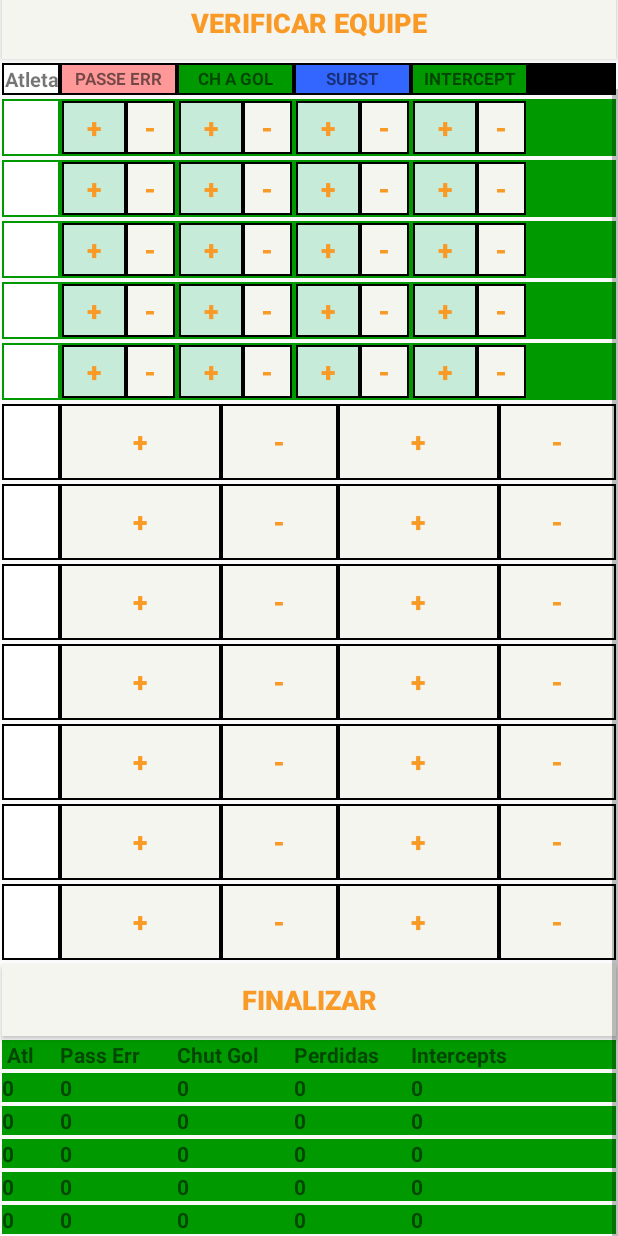
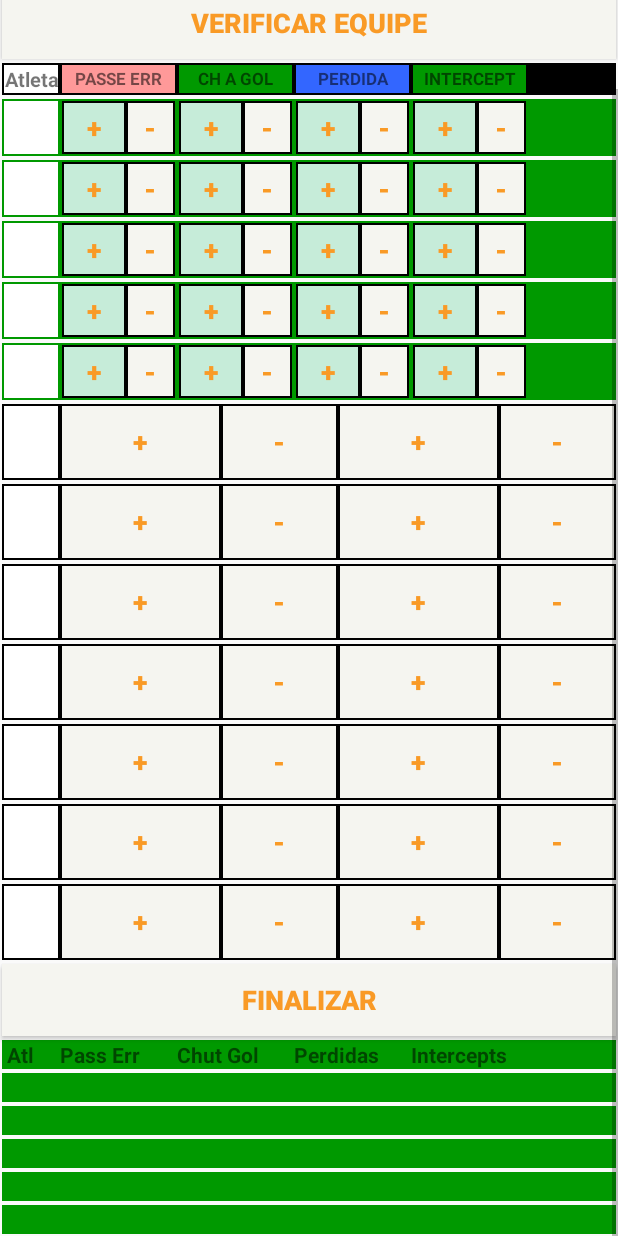
Before and after one commit to PauloLara/appTecnico, an Android app: the AcoesFutsal screen opened directly, with no data from a screen before it, scrolled down 64 dp, on a phone screen of 412 x 824 dp. Run offline under Robolectric (Android 15) with nearby library versions, the phone set to English and light mode, and no system bars.

Commit message:
todos eventos sendo cadastrados no banco pelo volley. todos botões futsal já funcionando

```diff
--- a/app/src/main/res/layout/activity_acoes_futsal.xml
+++ b/app/src/main/res/layout/activity_acoes_futsal.xml
@@ -77,7 +77,7 @@
         <TextView
             android:layout_width="wrap_content"
             android:layout_height="match_parent"
-            android:text="SUBST"
+            android:text="PERDIDA"
             android:layout_margin="1dp"
             android:background="#3366ff"
             android:gravity="center"
@@ -167,6 +167,7 @@
                 android:layout_weight="1"
                 android:background="#c6ecd9"
                 android:text=" + "
+                android:onClick="maisChutesGoleiro"
                 android:textColor="@color/colorPrimary"
                 android:textSize="18dp"
                 android:textStyle="bold"
@@ -180,6 +181,7 @@
                 android:layout_centerHorizontal="true"
                 android:background="#f5f5f0"
                 android:text=" - "
+                android:onClick="menosChutesGoleiro"
                 android:textColor="@color/colorPrimary"
                 android:textSize="18dp"
                 android:textStyle="bold"
@@ -201,6 +203,7 @@
                 android:layout_weight="1"
                 android:background="#c6ecd9"
                 android:text=" + "
+                android:onClick="maisPerdidasGoleiro"
                 android:textColor="@color/colorPrimary"
                 android:textSize="18dp"
                 android:textStyle="bold"
@@ -214,6 +217,7 @@
                 android:layout_centerHorizontal="true"
                 android:background="#f5f5f0"
                 android:text=" - "
+                android:onClick="menosPerdidasGoleiro"
                 android:textColor="@color/colorPrimary"
                 android:textSize="18dp"
                 android:textStyle="bold"
@@ -235,6 +239,7 @@
                 android:layout_weight="1"
                 android:background="#c6ecd9"
                 android:text=" + "
+                android:onClick="maisInterceptGoleiro"
                 android:textColor="@color/colorPrimary"
                 android:textSize="18dp"
                 android:textStyle="bold"
@@ -248,6 +253,7 @@
                 android:layout_centerHorizontal="true"
                 android:background="#f5f5f0"
                 android:text=" - "
+                android:onClick="menosInterceptGoleiro"
                 android:textColor="@color/colorPrimary"
                 android:textSize="18dp"
                 android:textStyle="bold"
@@ -327,6 +333,7 @@
                 android:layout_weight="1"
                 android:background="#c6ecd9"
                 android:text=" + "
+                android:onClick="maisChutesFixo"
                 android:textColor="@color/colorPrimary"
                 android:textSize="18dp"
                 android:textStyle="bold"
@@ -340,6 +347,7 @@
                 android:layout_centerHorizontal="true"
                 android:background="#f5f5f0"
                 android:text=" - "
+                android:onClick="menosChutesFixo"
                 android:textColor="@color/colorPrimary"
                 android:textSize="18dp"
                 android:textStyle="bold"
@@ -361,6 +369,7 @@
                 android:layout_weight="1"
                 android:background="#c6ecd9"
                 android:text=" + "
+                android:onClick="maisPerdidasFixo"
                 android:textColor="@color/colorPrimary"
                 android:textSize="18dp"
                 android:textStyle="bold"
@@ -374,6 +383,7 @@
                 android:layout_centerHorizontal="true"
                 android:background="#f5f5f0"
                 android:text=" - "
+                android:onClick="menosPerdidasFixo"
                 android:textColor="@color/colorPrimary"
                 android:textSize="18dp"
                 android:textStyle="bold"
@@ -395,6 +405,7 @@
                 android:layout_weight="1"
                 android:background="#c6ecd9"
                 android:text=" + "
+                android:onClick="maisInterceptFixo"
                 android:textColor="@color/colorPrimary"
                 android:textSize="18dp"
                 android:textStyle="bold"
@@ -408,6 +419,7 @@
                 android:layout_centerHorizontal="true"
                 android:background="#f5f5f0"
                 android:text=" - "
+                android:onClick="menosInterceptFixo"
                 android:textColor="@color/colorPrimary"
                 android:textSize="18dp"
                 android:textStyle="bold"
@@ -449,6 +461,7 @@
                 android:layout_weight="1"
                 android:background="#c6ecd9"
                 android:text=" + "
+                android:onClick="maisPasserAlaEsq"
                 android:textColor="@color/colorPrimary"
                 android:textSize="18dp"
                 android:textStyle="bold"
@@ -462,6 +475,7 @@
                 android:layout_centerHorizontal="true"
                 android:background="#f5f5f0"
                 android:text=" - "
+                android:onClick="menosPasserAlaEsq"
                 android:textColor="@color/colorPrimary"
                 android:textSize="18dp"
                 android:textStyle="bold"
@@ -483,6 +497,7 @@
                 android:layout_weight="1"
                 android:background="#c6ecd9"
                 android:text=" + "
+                android:onClick="maisChutesAlaEsq"
                 android:textColor="@color/colorPrimary"
                 android:textSize="18dp"
                 android:textStyle="bold"
@@ -496,6 +511,7 @@
                 android:layout_centerHorizontal="true"
                 android:background="#f5f5f0"
                 android:text=" - "
+                android:onClick="menosChutesAlaEsq"
                 android:textColor="@color/colorPrimary"
                 android:textSize="18dp"
                 android:textStyle="bold"
@@ -517,6 +533,7 @@
                 android:layout_weight="1"
                 android:background="#c6ecd9"
                 android:text=" + "
+                android:onClick="maisPerdidasAlaEsq"
                 android:textColor="@color/colorPrimary"
                 android:textSize="18dp"
                 android:textStyle="bold"
@@ -530,6 +547,7 @@
                 android:layout_centerHorizontal="true"
                 android:background="#f5f5f0"
                 android:text=" - "
+                android:onClick="menosPerdidasAlaEsq"
                 android:textColor="@color/colorPrimary"
                 android:textSize="18dp"
                 android:textStyle="bold"
@@ -551,6 +569,7 @@
                 android:layout_weight="1"
                 android:background="#c6ecd9"
                 android:text=" + "
+                android:onClick="maisInterceptAlaEsq"
                 android:textColor="@color/colorPrimary"
                 android:textSize="18dp"
                 android:textStyle="bold"
@@ -564,6 +583,7 @@
                 android:layout_centerHorizontal="true"
                 android:background="#f5f5f0"
                 android:text=" - "
+                android:onClick="menosInterceptAlaEsq"
                 android:textColor="@color/colorPrimary"
                 android:textSize="18dp"
                 android:textStyle="bold"
@@ -605,6 +625,7 @@
                 android:layout_weight="1"
                 android:background="#c6ecd9"
                 android:text=" + "
+                android:onClick="maisPasserAlaDir"
                 android:textColor="@color/colorPrimary"
                 android:textSize="18dp"
                 android:textStyle="bold"
@@ -618,6 +639,7 @@
                 android:layout_centerHorizontal="true"
                 android:background="#f5f5f0"
                 android:text=" - "
+                android:onClick="menosPasserAlaDir"
                 android:textColor="@color/colorPrimary"
                 android:textSize="18dp"
                 android:textStyle="bold"
@@ -639,6 +661,7 @@
                 android:layout_weight="1"
                 android:background="#c6ecd9"
                 android:text=" + "
+                android:onClick="maisChutesAlaDir"
                 android:textColor="@color/colorPrimary"
                 android:textSize="18dp"
                 android:textStyle="bold"
@@ -652,6 +675,7 @@
                 android:layout_centerHorizontal="true"
                 android:background="#f5f5f0"
                 android:text=" - "
+                android:onClick="menosPasserAlaDir"
                 android:textColor="@color/colorPrimary"
                 android:textSize="18dp"
                 android:textStyle="bold"
@@ -673,6 +697,7 @@
                 android:layout_weight="1"
                 android:background="#c6ecd9"
                 android:text=" + "
+                android:onClick="maisPerdidasAlaDir"
                 android:textColor="@color/colorPrimary"
                 android:textSize="18dp"
                 android:textStyle="bold"
@@ -686,6 +711,7 @@
                 android:layout_centerHorizontal="true"
                 android:background="#f5f5f0"
                 android:text=" - "
+                android:onClick="menosPerdidasAlaDir"
                 android:textColor="@color/colorPrimary"
                 android:textSize="18dp"
                 android:textStyle="bold"
@@ -707,6 +733,7 @@
                 android:layout_weight="1"
                 android:background="#c6ecd9"
                 android:text=" + "
+                android:onClick="maisInterceptAlaDir"
                 android:textColor="@color/colorPrimary"
                 android:textSize="18dp"
                 android:textStyle="bold"
@@ -720,6 +747,7 @@
                 android:layout_centerHorizontal="true"
                 android:background="#f5f5f0"
                 android:text=" - "
+                android:onClick="menosInterceptAlaDir"
                 android:textColor="@color/colorPrimary"
                 android:textSize="18dp"
                 android:textStyle="bold"
@@ -761,6 +789,7 @@
                 android:layout_weight="1"
                 android:background="#c6ecd9"
                 android:text=" + "
+                android:onClick="maisPasserPivo"
                 android:textColor="@color/colorPrimary"
                 android:textSize="18dp"
                 android:textStyle="bold"
@@ -774,6 +803,7 @@
                 android:layout_centerHorizontal="true"
                 android:background="#f5f5f0"
                 android:text=" - "
+                android:onClick="menosPasserPivo"
                 android:textColor="@color/colorPrimary"
                 android:textSize="18dp"
                 android:textStyle="bold"
@@ -795,6 +825,7 @@
                 android:layout_weight="1"
                 android:background="#c6ecd9"
                 android:text=" + "
+                android:onClick="maisChutesPivo"
                 android:textColor="@color/colorPrimary"
                 android:textSize="18dp"
                 android:textStyle="bold"
@@ -808,6 +839,7 @@
                 android:layout_centerHorizontal="true"
                 android:background="#f5f5f0"
                 android:text=" - "
+                android:onClick="menosChutesPivo"
                 android:textColor="@color/colorPrimary"
                 android:textSize="18dp"
                 android:textStyle="bold"
@@ -829,6 +861,7 @@
                 android:layout_weight="1"
                 android:background="#c6ecd9"
                 android:text=" + "
+                android:onClick="maisPerdidasPivo"
                 android:textColor="@color/colorPrimary"
                 android:textSize="18dp"
                 android:textStyle="bold"
@@ -842,6 +875,7 @@
                 android:layout_centerHorizontal="true"
                 android:background="#f5f5f0"
                 android:text=" - "
+                android:onClick="menosPerdidasPivo"
                 android:textColor="@color/colorPrimary"
                 android:textSize="18dp"
                 android:textStyle="bold"
@@ -863,6 +897,7 @@
                 android:layout_weight="1"
                 android:background="#c6ecd9"
                 android:text=" + "
+                android:onClick="maisInterceptPivo"
                 android:textColor="@color/colorPrimary"
                 android:textSize="18dp"
                 android:textStyle="bold"
@@ -876,6 +911,7 @@
                 android:layout_centerHorizontal="true"
                 android:background="#f5f5f0"
                 android:text=" - "
+                android:onClick="menosInterceptPivo"
                 android:textColor="@color/colorPrimary"
                 android:textSize="18dp"
                 android:textStyle="bold"
@@ -1033,6 +1069,8 @@
 
     </TableRow>
 
+
+    <!-- ************  LINHA DO ALA ESQUERDA RESERVA DA TABELA DE CIMA ******************************************************************-->
     <TableRow
         android:background="#000000"
         android:layout_width="fill_parent"
@@ -1107,6 +1145,7 @@
 
     </TableRow>
 
+    <!-- ************  LINHA DO ALA DIREITA RESERVA DA TABELA DE CIMA ******************************************************************-->
     <TableRow
         android:background="#000000"
         android:layout_width="fill_parent"
@@ -1181,6 +1220,7 @@
 
     </TableRow>
 
+    <!-- ************  LINHA DO PIVO RESERVA TABELA DE CIMA ******************************************************************-->
     <TableRow
         android:background="#000000"
         android:layout_width="fill_parent"
@@ -1255,6 +1295,8 @@
 
     </TableRow>
 
+
+    <!-- ************  LINHA DO RESERVA DO RESERVA DO GOLEIRO TABELA DE CIMA ******************************************************************-->
     <TableRow
         android:background="#000000"
         android:layout_width="fill_parent"
@@ -1329,6 +1371,8 @@
 
     </TableRow>
 
+
+    <!-- ************  LINHA DO JOGADOR EXTRA TABELA DE CIMA ******************************************************************-->
     <TableRow
         android:background="#000000"
         android:layout_width="fill_parent"
@@ -1403,7 +1447,7 @@
 
     </TableRow>
 
-
+<!-- ************  BOTÃO FINALIZAR ******************************************************************-->
 
     <Button
         android:id="@+id/finalizar"
@@ -1418,6 +1462,8 @@
         android:textStyle="bold"
         tools:ignore="DuplicateIds" />
 
+
+    <!-- ************  CABEÇALHO DA TABELA DE BAIXO ******************************************************************-->
     <TableRow
         android:background="#009900"
         android:layout_width="fill_parent"
@@ -1467,6 +1513,8 @@
 
     </TableRow>
 
+
+    <!-- ************  LINHA DAS AÇÕES DO GOLEIRO DA TABELA DE BAIXO ******************************************************************-->
     <TableRow
         android:background="#009900"
         android:layout_width="fill_parent"
@@ -1478,7 +1526,7 @@
             android:id="@+id/atleta_goleiro"
             android:layout_width="wrap_content"
             android:layout_height="wrap_content"
-            android:text="0"
+            android:text=""
             android:textStyle="bold"
             android:textSize="14sp" />
 
@@ -1486,7 +1534,7 @@
             android:id="@+id/passer_goleiro"
             android:layout_width="wrap_content"
             android:layout_height="wrap_content"
-            android:text="0"
+            android:text=""
             android:textStyle="bold"
             android:textSize="14sp" />
 
@@ -1494,7 +1542,7 @@
             android:id="@+id/chuteg_goleiro"
             android:layout_width="wrap_content"
             android:layout_height="wrap_content"
-            android:text="0"
+            android:text=""
             android:textStyle="bold"
             android:textSize="14sp" />
 
@@ -1502,7 +1550,7 @@
             android:id="@+id/perdida_goleiro"
             android:layout_width="wrap_content"
             android:layout_height="wrap_content"
-            android:text="0"
+            android:text=""
             android:textStyle="bold"
             android:textSize="14sp" />
 
@@ -1510,12 +1558,14 @@
             android:id="@+id/intercep_goleiro"
             android:layout_width="wrap_content"
             android:layout_height="wrap_content"
-            android:text="0"
-            android:textStyle="bold"
-            android:textSize="14sp" />
-
-    </TableRow>
-
+            android:text=""
+            android:textStyle="bold"
+            android:textSize="14sp" />
+
+    </TableRow>
+
+
+    <!-- ************  LINHA DAS AÇÕES DO FIXO DA TABELA DE BAIXO ******************************************************************-->
     <TableRow
         android:background="#009900"
         android:layout_width="fill_parent"
@@ -1527,7 +1577,7 @@
             android:id="@+id/atleta_fixo"
             android:layout_width="wrap_content"
             android:layout_height="wrap_content"
-            android:text="0"
+            android:text=""
             android:textStyle="bold"
             android:textSize="14sp" />
 
@@ -1535,7 +1585,7 @@
             android:id="@+id/passer_fixo"
             android:layout_width="wrap_content"
             android:layout_height="wrap_content"
-            android:text="0"
+            android:text=""
             android:textStyle="bold"
             android:textSize="14sp" />
 
@@ -1543,7 +1593,7 @@
             android:id="@+id/chuteg_fixo"
             android:layout_width="wrap_content"
             android:layout_height="wrap_content"
-            android:text="0"
+            android:text=""
             android:textStyle="bold"
             android:textSize="14sp" />
 
@@ -1551,7 +1601,7 @@
             android:id="@+id/perdida_fixo"
             android:layout_width="wrap_content"
             android:layout_height="wrap_content"
-            android:text="0"
+            android:text=""
             android:textStyle="bold"
             android:textSize="14sp" />
 
@@ -1559,12 +1609,14 @@
             android:id="@+id/intercep_fixo"
             android:layout_width="wrap_content"
             android:layout_height="wrap_content"
-            android:text="0"
-            android:textStyle="bold"
-            android:textSize="14sp" />
-
-    </TableRow>
-
+            android:text=""
+            android:textStyle="bold"
+            android:textSize="14sp" />
+
+    </TableRow>
+
+
+    <!-- ************  LINHA DAS AÇÕES DO ALA ESQUERDO DA TABELA DE BAIXO ******************************************************************-->
     <TableRow
         android:background="#009900"
         android:layout_width="fill_parent"
@@ -1576,7 +1628,7 @@
             android:id="@+id/atleta_alaesq"
             android:layout_width="wrap_content"
             android:layout_height="wrap_content"
-            android:text="0"
+            android:text=""
             android:textStyle="bold"
             android:textSize="14sp" />
 
@@ -1584,7 +1636,7 @@
             android:id="@+id/passer_alaesq"
             android:layout_width="wrap_content"
             android:layout_height="wrap_content"
-            android:text="0"
+            android:text=""
             android:textStyle="bold"
             android:textSize="14sp" />
 
@@ -1592,7 +1644,7 @@
             android:id="@+id/chuteg_alaesq"
             android:layout_width="wrap_content"
             android:layout_height="wrap_content"
-            android:text="0"
+            android:text=""
             android:textStyle="bold"
             android:textSize="14sp" />
 
@@ -1600,7 +1652,7 @@
             android:id="@+id/perdida_alaesq"
             android:layout_width="wrap_content"
             android:layout_height="wrap_content"
-            android:text="0"
+            android:text=""
             android:textStyle="bold"
             android:textSize="14sp" />
 
@@ -1608,12 +1660,14 @@
             android:id="@+id/intercep_alaesq"
             android:layout_width="wrap_content"
             android:layout_height="wrap_content"
-            android:text="0"
-            android:textStyle="bold"
-            android:textSize="14sp" />
-
-    </TableRow>
-
+            android:text=""
+            android:textStyle="bold"
+            android:textSize="14sp" />
+
+    </TableRow>
+
+
+    <!-- ************  LINHA DAS AÇÕES DO ALA DIREITO DA TABELA DE BAIXO ******************************************************************-->
     <TableRow
         android:background="#009900"
         android:layout_width="fill_parent"
@@ -1625,7 +1679,7 @@
             android:id="@+id/atleta_aladir"
             android:layout_width="wrap_content"
             android:layout_height="wrap_content"
-            android:text="0"
+            android:text=""
             android:textStyle="bold"
             android:textSize="14sp" />
 
@@ -1633,7 +1687,7 @@
             android:id="@+id/passer_aladir"
             android:layout_width="wrap_content"
             android:layout_height="wrap_content"
-            android:text="0"
+            android:text=""
             android:textStyle="bold"
             android:textSize="14sp" />
 
@@ -1641,7 +1695,7 @@
             android:id="@+id/chuteg_aladir"
             android:layout_width="wrap_content"
             android:layout_height="wrap_content"
-            android:text="0"
+            android:text=""
             android:textStyle="bold"
             android:textSize="14sp" />
 
@@ -1649,7 +1703,7 @@
             android:id="@+id/perdida_aladir"
             android:layout_width="wrap_content"
             android:layout_height="wrap_content"
-            android:text="0"
+            android:text=""
             android:textStyle="bold"
             android:textSize="14sp" />
 
@@ -1657,12 +1711,14 @@
             android:id="@+id/intercep_aladir"
             android:layout_width="wrap_content"
             android:layout_height="wrap_content"
-            android:text="0"
-            android:textStyle="bold"
-            android:textSize="14sp" />
-
-    </TableRow>
-
+            android:text=""
+            android:textStyle="bold"
+            android:textSize="14sp" />
+
+    </TableRow>
+
+
+    <!-- ************  LINHA DAS AÇÕES DO PIVÔ DA TABELA DE BAIXO ******************************************************************-->
     <TableRow
         android:background="#009900"
         android:layout_width="fill_parent"
@@ -1674,7 +1730,7 @@
             android:id="@+id/atleta_pivo"
             android:layout_width="wrap_content"
             android:layout_height="wrap_content"
-            android:text="0"
+            android:text=""
             android:textStyle="bold"
             android:textSize="14sp" />
 
@@ -1682,7 +1738,7 @@
             android:id="@+id/passer_pivo"
             android:layout_width="wrap_content"
             android:layout_height="wrap_content"
-            android:text="0"
+            android:text=""
             android:textStyle="bold"
             android:textSize="14sp" />
 
@@ -1690,7 +1746,7 @@
             android:id="@+id/chuteg_pivo"
             android:layout_width="wrap_content"
             android:layout_height="wrap_content"
-            android:text="0"
+            android:text=""
             android:textStyle="bold"
             android:textSize="14sp" />
 
@@ -1698,7 +1754,7 @@
             android:id="@+id/perdida_pivo"
             android:layout_width="wrap_content"
             android:layout_height="wrap_content"
-            android:text="0"
+            android:text=""
             android:textStyle="bold"
             android:textSize="14sp" />
 
@@ -1706,7 +1762,7 @@
             android:id="@+id/intercep_pivo"
             android:layout_width="wrap_content"
             android:layout_height="wrap_content"
-            android:text="0"
+            android:text=""
             android:textStyle="bold"
             android:textSize="14sp" />
 
```
Also changed, not shown: app/src/main/java/com/example/paulo/apptecnico/AcoesFutsal.java (+520 -31 lines).
